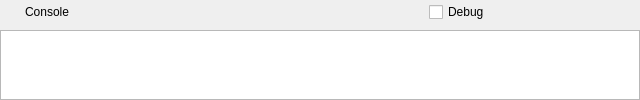
Above: gui/logger.ui from piti-diablotin/qAgate before the change. Below: the same form after it.
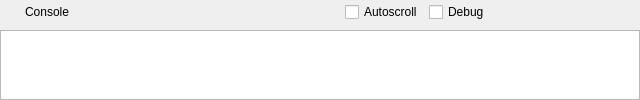
That is the form after the change. Icons and pictures are not drawn.

```diff
--- a/gui/logger.ui
+++ b/gui/logger.ui
@@ -134,6 +134,13 @@
         </property>
        </spacer>
       </item>
+      <item>
+       <widget class="QCheckBox" name="autoscroll">
+        <property name="text">
+         <string>Autoscroll</string>
+        </property>
+       </widget>
+      </item>
       <item>
        <widget class="QCheckBox" name="debug">
         <property name="toolTip">
```
Left out of the diff: 3 changed lines with no effect on the pictures.
